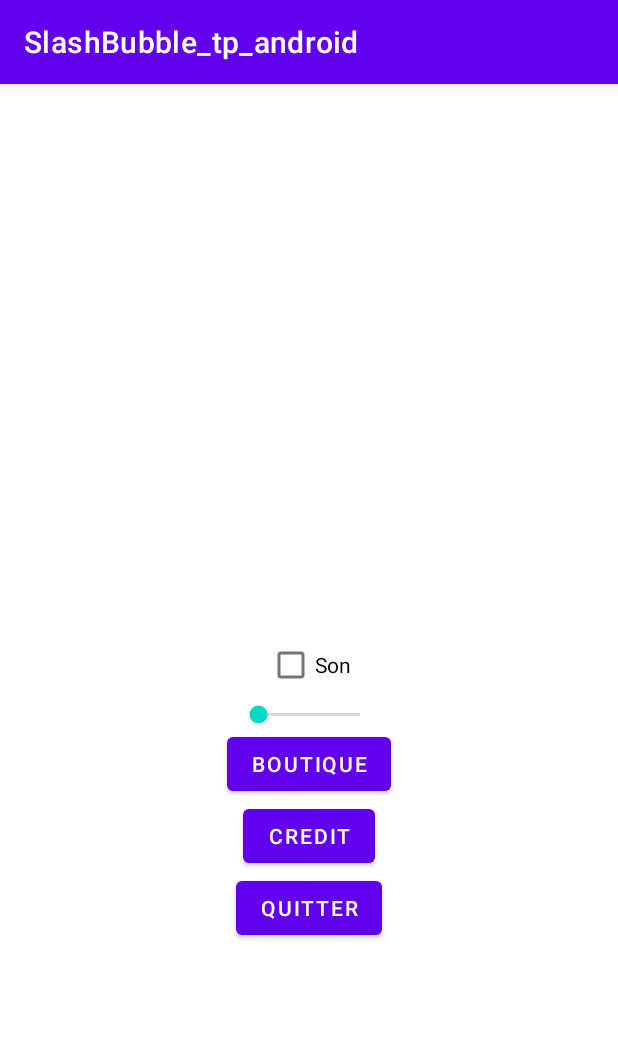
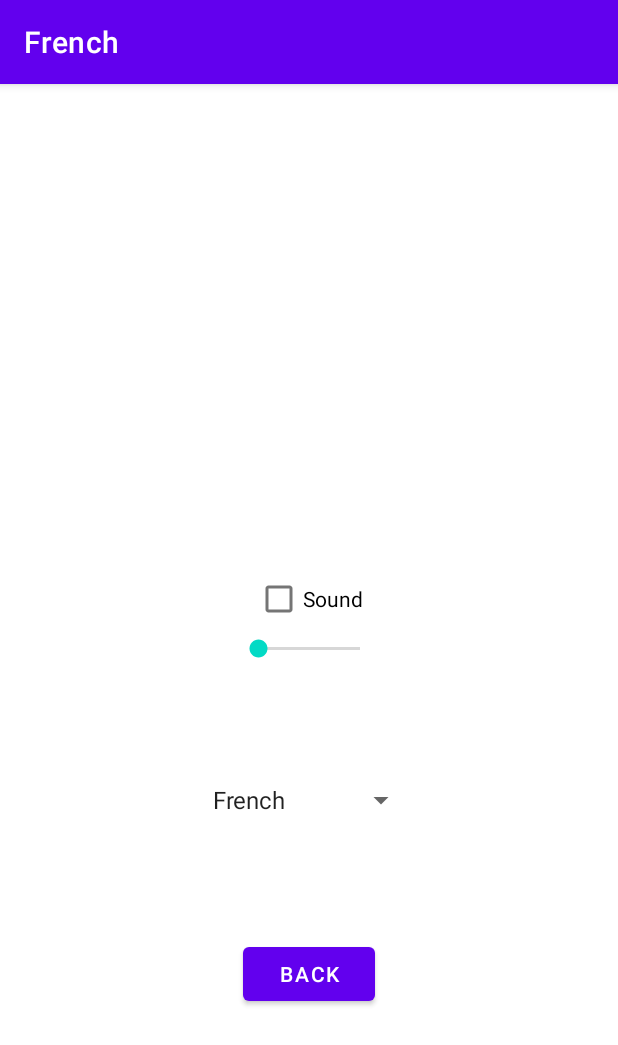
Before and after one commit to SayoCrabs/SlashBubble_tp_android, an Android app: the screen it shows after launch (Settings), after a tap on "SETICONE", on a phone screen of 412 x 824 dp. Shown: the top 1045 px of the screen. Run offline under Robolectric (Android 15) with nearby library versions, the phone set to English and light mode, and no system bars.

Commit message:
Implementation traduction

```diff
--- a/app/src/main/AndroidManifest.xml
+++ b/app/src/main/AndroidManifest.xml
@@ -3,6 +3,7 @@
     package="com.example.slashbubble_tp_android">
 
     <application
+        android:name=".App"
         android:allowBackup="true"
         android:icon="@mipmap/ic_launcher"
         android:label="@string/app_name"
@@ -17,6 +18,7 @@
             android:exported="true" />
         <activity
             android:name=".Settings"
+            android:label="@string/fr_language"
             android:exported="true" />
         <activity
             android:name=".Game"
--- /dev/null
+++ b/app/src/main/java/com/example/slashbubble_tp_android/App.java
@@ -0,0 +1,19 @@
+package com.example.slashbubble_tp_android;
+
+import android.app.Application;
+import android.content.res.Resources;
+
+public class App extends Application {
+    private static Resources resources;
+
+    @Override
+    public void onCreate() {
+        super.onCreate();
+
+        resources = getResources();
+    }
+
+    public static Resources getAppResources() {
+        return resources;
+    }
+}
--- /dev/null
+++ b/app/src/main/java/com/example/slashbubble_tp_android/Language.java
@@ -0,0 +1,50 @@
+package com.example.slashbubble_tp_android;
+
+public class Language {
+    private String name;
+    private boolean currentLanguage;
+
+    public Language(String name, boolean currentLanguage)
+    {
+        this.name = name;
+        this.currentLanguage = currentLanguage;
+    }
+
+    // region getter setter
+
+    public String getName() {
+        return name;
+    }
+
+    public void setName(String name) {
+        this.name = name;
+    }
+
+    public boolean getCurrentLanguage() {
+        return currentLanguage;
+    }
+
+    public void setCurrentLanguage(boolean currentLanguage) {
+        this.currentLanguage = currentLanguage;
+    }
+
+    // end region
+
+    // Text show in Spinner
+    @Override
+    public String toString()  {
+        return this.getName();
+    }
+}
+
+class LanguageDataUtils {
+
+
+    public static Language[] getLanguages()  {
+
+        Language fr = new Language(App.getAppResources().getString(R.string.fr_language), true);
+        Language en = new Language(App.getAppResources().getString(R.string.en_language), false);
+
+        return new Language[]{fr, en};
+    }
+}
--- a/app/src/main/java/com/example/slashbubble_tp_android/Settings.java
+++ b/app/src/main/java/com/example/slashbubble_tp_android/Settings.java
@@ -2,23 +2,47 @@ package com.example.slashbubble_tp_android;
 
 import androidx.appcompat.app.AppCompatActivity;
 
+import android.media.AudioManager;
 import android.os.Bundle;
+import android.util.ArraySet;
 import android.util.Log;
+import android.view.View;
+import android.widget.ArrayAdapter;
 import android.widget.CheckBox;
 import android.widget.CompoundButton;
 import android.widget.LinearLayout;
 import android.widget.SeekBar;
+import android.widget.Spinner;
+
+import java.lang.reflect.Array;
+import java.util.ArrayList;
+import java.util.List;
 
 public class Settings extends AppCompatActivity {
     private static final String TAG = "Settings";
+
     LinearLayout layoutSound;
+
     SeekBar soundVolume;
     CheckBox sound;
+    AudioManager audioManager;
+
+    Spinner spinner_languages;
 
     @Override
     protected void onCreate(Bundle savedInstanceState) {
         super.onCreate(savedInstanceState);
         setContentView(R.layout.activity_settings);
+
+        Language[] languages = LanguageDataUtils.getLanguages();
+
+        spinner_languages = findViewById(R.id.spinnerLanguage);
+
+        ArrayAdapter<Language> adapter = new ArrayAdapter<Language>(this,
+                android.R.layout.simple_spinner_item,
+                languages);
+
+        this.spinner_languages.setAdapter(adapter);
 
         layoutSound = findViewById(R.id.layoutSound);
         soundVolume = findViewById(R.id.soundVolume);
@@ -26,10 +50,13 @@ public class Settings extends AppCompatActivity {
         sound.setOnCheckedChangeListener((buttonView, isChecked) -> {
             if(isChecked)
             {
-
+                soundVolume.setVisibility(View.GONE);
                 Log.v(TAG, "unChecked");
             }
-
+            else
+            {
+                soundVolume.setVisibility(View.VISIBLE);
+            }
         }
         );
 
--- a/app/src/main/res/layout/activity_settings.xml
+++ b/app/src/main/res/layout/activity_settings.xml
@@ -22,30 +22,24 @@
             android:id="@+id/sound"
             android:layout_width="wrap_content"
             android:layout_height="wrap_content"
-            android:text="Son"/>
+            android:text="@string/sound_checkbox"/>
 
         <SeekBar
             android:id="@+id/soundVolume"
             android:layout_width="100dp"
             android:layout_height="wrap_content"/>
 
+        <Spinner
+            android:id="@+id/spinnerLanguage"
+            android:layout_width="144dp"
+            android:layout_height="114dp"
+            android:layout_weight="1" />
+
         <Button
-            android:id="@+id/btnShop"
+            android:id="@+id/btnBack"
             android:layout_width="wrap_content"
             android:layout_height="wrap_content"
-            android:text="Boutique" />
-
-        <Button
-            android:id="@+id/btnCredit"
-            android:layout_width="wrap_content"
-            android:layout_height="wrap_content"
-            android:text="Credit" />
-
-        <Button
-            android:id="@+id/btnQuit"
-            android:layout_width="wrap_content"
-            android:layout_height="wrap_content"
-            android:text="Quitter" />
+            android:text="@string/back_button" />
 
     </LinearLayout>
 
--- a/app/src/main/res/values/strings.xml
+++ b/app/src/main/res/values/strings.xml
@@ -1,3 +1,16 @@
 <resources>
-    <string name="app_name">SlashBubble_tp_android</string>
+    <string name="app_name" translatable="false">SlashBubble_tp_android</string>
+
+    <!-- Button name -->
+    <string name="start_button">Start</string>
+    <string name="button_shop">Shop</string>
+    <string name="credit_button">Credit</string>
+    <string name="quit_button">Quit</string>
+    <string name="sound_checkbox">Sound</string>
+    <string name="back_button">Back</string>
+
+    <!-- Language -->
+    <string name="fr_language">French</string>
+    <string name="en_language">English</string>
+
 </resources>
```
Also changed, not shown: app/src/main/res/layout/activity_main.xml (+4 -4 lines), 1 other file.
